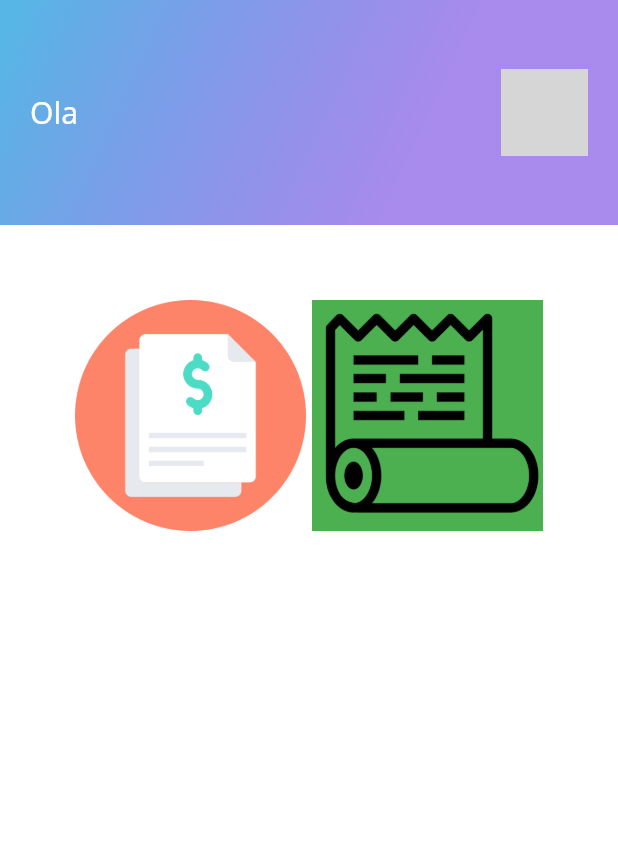
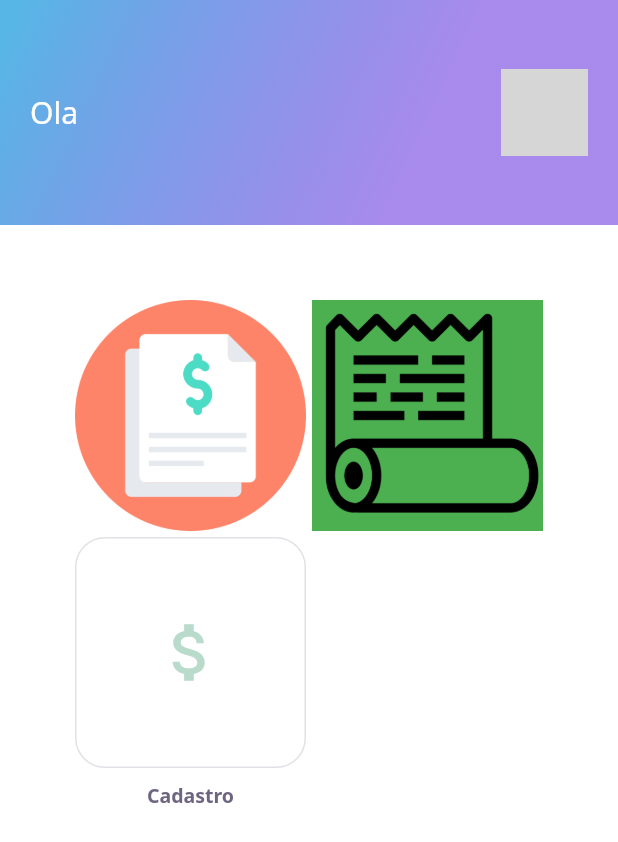
Before and after one commit to MatheusHard/ContasPagas, a Flutter app: the screen it shows after launch, on a phone screen of 412 x 824 dp. Shown: the top 842 px of the screen. Run offline on Flutter 3.47's test engine with Material 2 defaults, Android fonts, the phone set to English and light mode, and no system bars; our stand-ins replace flutter_spinkit, google_fonts, image_picker, shared_preferences, sqflite; missing offline and left inert: flutter_gradients; accounts and stored records are empty; network calls fail; grey boxes are pictures that could not be loaded.

Commit message:
Designer Card Principal em andamento

```diff
--- /dev/null
+++ b/contas_pagas_2021/lib/home/widgets/cards/card_inicio.dart
@@ -0,0 +1,53 @@
+import 'package:flutter/material.dart';
+import 'package:pagamento_de_contas/iu/cadastrar_conta.dart';
+import 'package:pagamento_de_contas/utils/core/app_colors.dart';
+import 'package:pagamento_de_contas/utils/core/app_text_styles.dart';
+
+class Card_Principal extends StatefulWidget {
+
+  const Card_Principal({Key key}) : super(key: key);
+
+  @override
+  _Card_PrincipalState createState() => _Card_PrincipalState();
+}
+
+class _Card_PrincipalState extends State<Card_Principal> {
+  @override
+  Widget build(BuildContext context) {
+    return
+
+
+            GestureDetector(
+              onTap: () => Navigator.push(context, MaterialPageRoute(builder: (context) => Cadastrar_Conta(conta: null,))), // handle your image tap here
+
+              child: Container(
+                decoration: BoxDecoration(
+                    border: Border.all(color: AppColors.border),
+                    borderRadius: BorderRadius.circular(20)),
+                height: 100,
+                width: 100,
+                child: Stack(
+                  clipBehavior: Clip.none,
+                  children: [
+
+                    Center(child:
+                    Icon(
+                      Icons.attach_money_sharp,
+                      color: AppColors.green,
+                      size: 50,),),
+
+                Align(
+                    alignment: Alignment(0, 2.5),
+                    child:
+                      Padding(
+                        padding: const EdgeInsets.only(bottom: 20, top: 50),
+                        child: Text("Cadastro", style: AppTextStyles.bodyBold,),
+                    ))
+                  ],
+                ),
+              ),
+            );
+
+
+  }
+}
--- a/contas_pagas_2021/lib/iu/principal.dart
+++ b/contas_pagas_2021/lib/iu/principal.dart
@@ -1,4 +1,5 @@
 import 'package:flutter/material.dart';
+import 'package:pagamento_de_contas/home/widgets/cards/card_inicio.dart';
 import 'package:pagamento_de_contas/utils/core/app_images.dart';
 import 'package:pagamento_de_contas/home/widgets/appbar/app_bar_widget.dart';
 import 'package:pagamento_de_contas/iu/cadastrar_conta.dart';
@@ -52,6 +53,8 @@ Padding(
                         )
 
                       ),
+
+                      Card_Principal()
                     ],
                 ),
               )
```
